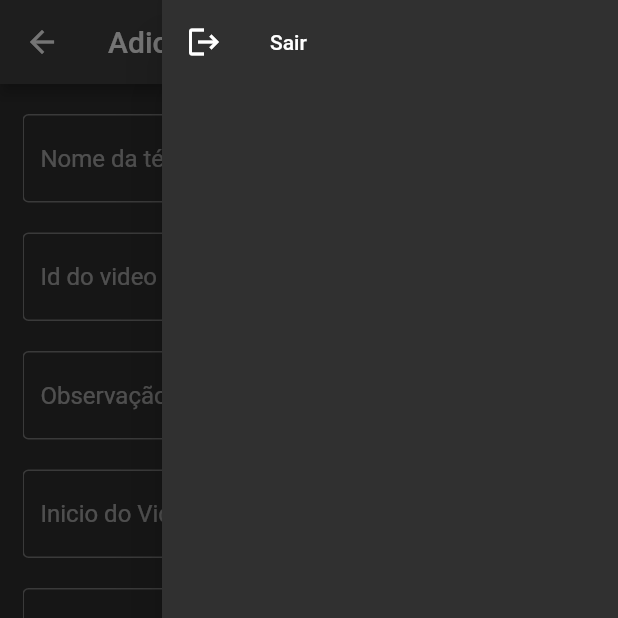
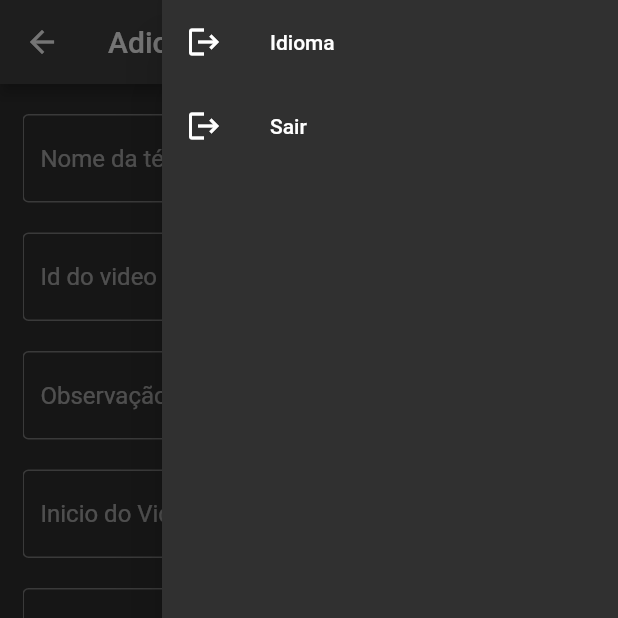
Before and after one commit to RichardKingJr1/jjc2, a Flutter app: the addPosicao screen opened directly, with the side drawer open, on a phone screen of 412 x 824 dp, the top half of it. Run offline on Flutter 3.47's test engine with Material 2 defaults, Android fonts, the phone set to English and light mode, and no system bars; drawn by our look-alikes of loader_overlay; our stand-ins replace youtube_player_flutter; network calls fail; statements that could not run were skipped.

```diff
--- a/lib/global_services/global.dart
+++ b/lib/global_services/global.dart
@@ -6,7 +6,7 @@ List myLib = [];
 String versao = '1';
 bool uptodate = false;
 String regiao = 'br';
-String agrupamento = '1';
+List<String> agrupamento = ['1'];
 
 /* class globalVar {
   String email = '';
--- a/lib/screen/login/login.dart
+++ b/lib/screen/login/login.dart
@@ -123,6 +123,7 @@ class _LoginState extends State<Login> {
         global.globalVar['logado'] = true;
         global.globalVar['email'] = data['user']['email'];
         global.myLib = data['user']['m_tec'];
+        global.agrupamento.add(data['user']['email']);
         Navigator.of(context)
             .pushNamedAndRemoveUntil('/', (Route<dynamic> route) => false);
       } else {
--- a/lib/screen/posicoes/posicoes.dart
+++ b/lib/screen/posicoes/posicoes.dart
@@ -65,6 +65,8 @@ class _PosicoesState extends State<Posicoes> {
       setState(() {
         posicoes = global.lib_carregada;
       });
+    }).onError((error, stackTrace) {
+      context.loaderOverlay.hide();
     });
     context.loaderOverlay.hide();
   }
--- a/lib/screen/widgets/menuDrawer.dart
+++ b/lib/screen/widgets/menuDrawer.dart
@@ -9,6 +9,11 @@ class menuDrawer extends StatelessWidget {
     return Drawer(
       child: ListView(
         children: [
+          ListTile(
+            leading: Icon(Icons.logout),
+            title: Text("Idioma"),
+            onTap: () => {},
+          ),
           ListTile(
             leading: Icon(Icons.logout),
             title: Text("Sair"),
```
